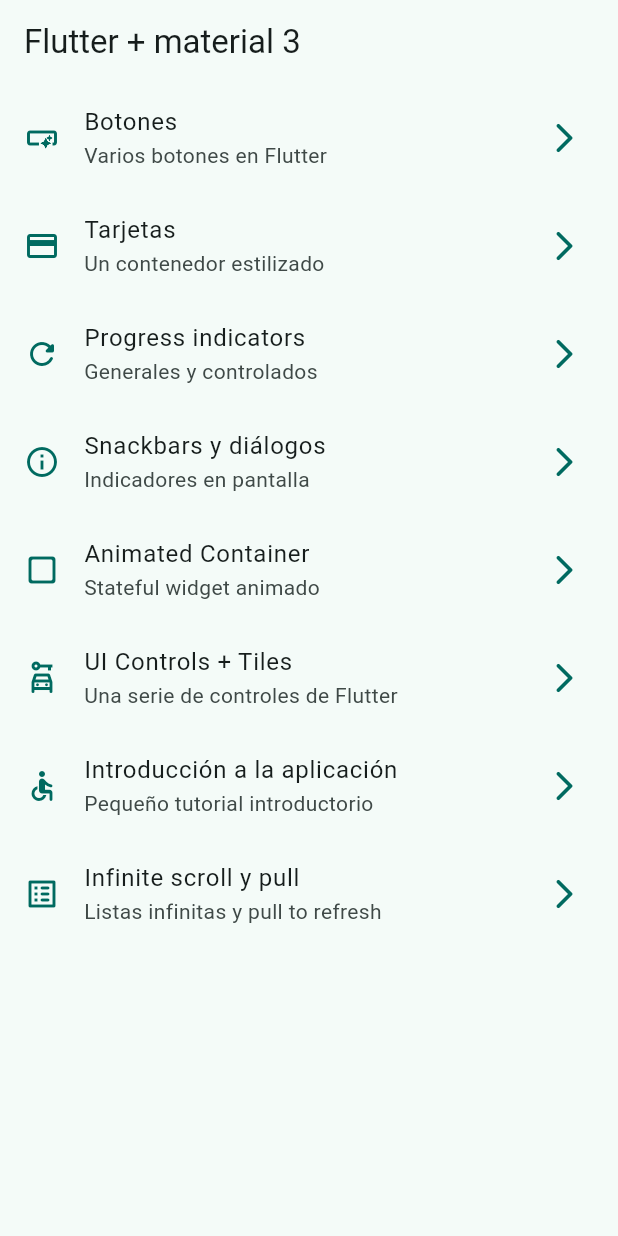
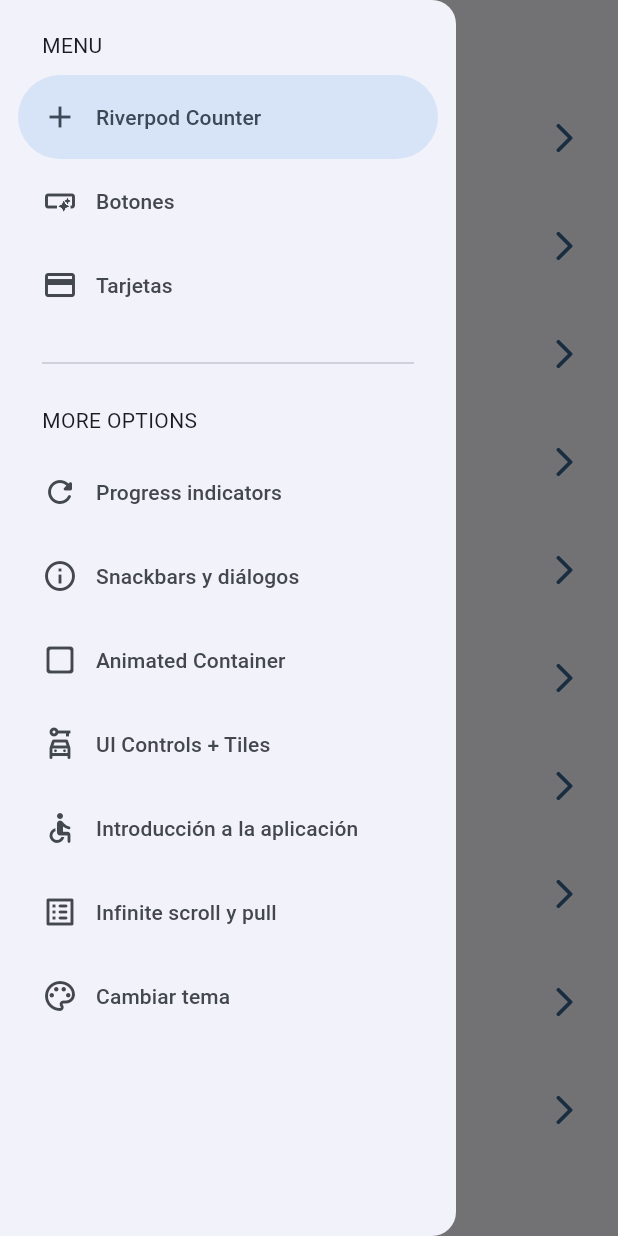
Before and after one commit to JaimeBenitez/flutter, a Flutter app: the screen it shows after launch, with the side drawer open (before the commit the screen has no drawer), on a phone screen of 412 x 824 dp. Run offline on Flutter 3.47's test engine with Material 3 defaults, Android fonts, the phone set to English and light mode, and no system bars; our stand-ins replace animate_do, dio, flutter_riverpod, go_router, video_player.

Commit message:
Seccion 11 - Riverpod

```diff
--- a/widgets_app/lib/config/menu/menu_items.dart
+++ b/widgets_app/lib/config/menu/menu_items.dart
@@ -14,7 +14,12 @@ class MenuItem {
 }
 
 const List<MenuItem>appMenuItems = <MenuItem>[
-
+    MenuItem(
+      title: 'Riverpod Counter',
+      subTitle: 'Introduccion a riverpod',
+      link: '/counter',
+      icon: Icons.add
+      ),
     MenuItem(
       title: 'Botones',
       subTitle: 'Varios botones en Flutter',
@@ -63,4 +68,11 @@ const List<MenuItem>appMenuItems = <MenuItem>[
       link: '/infinite',
       icon: Icons.list_alt_rounded
       ),
+      MenuItem(
+      title: 'Cambiar tema',
+      subTitle: 'Cambiar tema de la aplicación',
+      link: '/theme-changer',
+      icon: Icons.color_lens_outlined
+      ),
+
 ];
--- a/widgets_app/lib/config/router/app_router.dart
+++ b/widgets_app/lib/config/router/app_router.dart
@@ -51,5 +51,16 @@ final appRouter = GoRouter(
       name: InfiniteScrollScreen.name,
       builder: (context, state) => const InfiniteScrollScreen(),
     ),
+    GoRoute(
+      path: '/counter',
+      name: CounterScreen.name,
+      builder: (context, state) => const CounterScreen(),
+    ),
+    GoRoute(
+      path: '/theme-changer',
+      name: ThemeChangerScreen.name,
+      builder: (context, state) => const ThemeChangerScreen(),
+    ),
+
   ],
 );
--- a/widgets_app/lib/config/theme/theme.dart
+++ b/widgets_app/lib/config/theme/theme.dart
@@ -15,19 +15,25 @@ const colorList = <Color>[
 class AppTheme {
 
   final int selectedColor;
+  final bool isDarkMode;
 
   AppTheme({
-    this.selectedColor = 0
+    this.selectedColor = 0,
+    this.isDarkMode = false
   }): assert( selectedColor >= 0, 'Selected color must e greater than 0'),
   assert( selectedColor < colorList.length , 'Selected color must be less or equal than ${colorList.length - 1}');
 
 
   ThemeData getTheme() => ThemeData(
     useMaterial3: true,
+    brightness: isDarkMode ? Brightness.dark : Brightness.light,
     colorSchemeSeed: colorList[selectedColor],
     appBarTheme: const AppBarTheme(
       centerTitle: false
     )
   );
-
+  AppTheme copyWith({ int? selectedColor, bool? isDarkMode}) => AppTheme(
+    selectedColor: selectedColor ?? this.selectedColor,
+    isDarkMode: isDarkMode ?? this.isDarkMode
+  );
 }
--- a/widgets_app/lib/main.dart
+++ b/widgets_app/lib/main.dart
@@ -1,21 +1,29 @@
 import 'package:flutter/material.dart';
+import 'package:flutter_riverpod/flutter_riverpod.dart';
 import 'package:widgets_app/config/router/app_router.dart';
 import 'package:widgets_app/config/theme/theme.dart';
+import 'package:widgets_app/presentation/providers/theme_provider.dart';
 
 void main() {
-  runApp(const MainApp());
+  runApp(const ProviderScope(child: MainApp()));
 }
 
-class MainApp extends StatelessWidget {
+class MainApp extends ConsumerWidget {
   const MainApp({super.key});
 
   @override
-  Widget build(BuildContext context) {
+  Widget build(BuildContext context, ref) {
+
+    // final int colorSelected = ref.watch( selectedColorProvider );
+    // final isDarkMode = ref.watch( themeProvider );
+
+    final AppTheme appTheme = ref.watch( themeNotifierProvider);
+
     return MaterialApp.router(
       title: 'Flutter Widgets',
       routerConfig: appRouter,
       debugShowCheckedModeBanner: false,
-      theme: AppTheme(selectedColor: 1).getTheme(),
+      theme: appTheme.getTheme(),
     );
   }
 }
--- /dev/null
+++ b/widgets_app/lib/presentation/providers/counter_provider.dart
@@ -0,0 +1,3 @@
+import 'package:flutter_riverpod/flutter_riverpod.dart';
+
+final counterProvider = StateProvider((ref) => 5);
--- /dev/null
+++ b/widgets_app/lib/presentation/providers/theme_provider.dart
@@ -0,0 +1,33 @@
+import 'package:flutter_riverpod/flutter_riverpod.dart';
+import 'package:widgets_app/config/theme/theme.dart';
+
+final themeProvider = StateProvider((ref) => false);
+
+//Listado de colores inmutable
+
+final colorListProvider = Provider((ref) => colorList);
+
+final selectedColorProvider = StateProvider((ref) => 0);
+
+//Un objeo de tipo AppTheme (custom)
+
+final themeNotifierProvider = StateNotifierProvider<ThemeNotifier, AppTheme>(
+  (ref) => ThemeNotifier()
+  );
+
+//Controller o notifier
+class ThemeNotifier extends StateNotifier<AppTheme> {
+  //STATE = Estado = new AppTheme()
+  ThemeNotifier(): super( AppTheme() );
+
+  void toogleDarkMode(){
+    state = state.copyWith( isDarkMode: !state.isDarkMode);
+  }
+
+  void changeColorIndex( int colorIndex){
+    state = state.copyWith( selectedColor: colorIndex);
+  }
+
+
+
+}
--- a/widgets_app/lib/presentation/screens/home/home_screen.dart
+++ b/widgets_app/lib/presentation/screens/home/home_screen.dart
@@ -1,6 +1,7 @@
 import 'package:flutter/material.dart';
 import 'package:go_router/go_router.dart';
 import 'package:widgets_app/config/menu/menu_items.dart';
+import 'package:widgets_app/presentation/widgets/side_menu.dart';
 
 
 
@@ -12,11 +13,15 @@ class HomeScreen extends StatelessWidget {
 
   @override
   Widget build(BuildContext context) {
+
+    final scaffoldKey = GlobalKey<ScaffoldState>();
     return Scaffold(
+      key: scaffoldKey, //Esto es el ref del scaffold
       appBar: AppBar(
         title: const Text('Flutter + material 3'),
         ),
-      body: const _HomeView()
+      body: const _HomeView(),
+      drawer: SideMenu( scaffoldKey: scaffoldKey,),
     );
   }
 }
--- a/widgets_app/lib/presentation/screens/screens.dart
+++ b/widgets_app/lib/presentation/screens/screens.dart
@@ -2,8 +2,10 @@ export 'package:widgets_app/presentation/screens/animated/animated_screen.dart';
 export 'package:widgets_app/presentation/screens/app_tutorial/app_tutorial_screen.dart';
 export 'package:widgets_app/presentation/screens/buttons/buttons_screen.dart';
 export 'package:widgets_app/presentation/screens/cards/cards_screen.dart';
+export 'package:widgets_app/presentation/screens/counter/counter_screen.dart';
 export 'package:widgets_app/presentation/screens/home/home_screen.dart';
 export 'package:widgets_app/presentation/screens/infinite_scroll/infinite_scroll_screen.dart';
 export 'package:widgets_app/presentation/screens/progress/progress_screen.dart';
 export 'package:widgets_app/presentation/screens/snackbar/snackbar_screen.dart';
+export 'package:widgets_app/presentation/screens/theme_changer/therme_changer_screen.dart';
 export 'package:widgets_app/presentation/screens/ui_controls/ui_controls_screen.dart';
--- /dev/null
+++ b/widgets_app/lib/presentation/widgets/side_menu.dart
@@ -0,0 +1,64 @@
+import 'package:flutter/material.dart';
+import 'package:go_router/go_router.dart';
+import 'package:widgets_app/config/menu/menu_items.dart';
+
+class SideMenu extends StatefulWidget {
+
+  final GlobalKey<ScaffoldState> scaffoldKey;
+
+  const SideMenu({super.key, required this.scaffoldKey});
+
+  @override
+  State<SideMenu> createState() => _SideMenuState();
+}
+
+class _SideMenuState extends State<SideMenu> {
+
+  int navDrawerIndex = 0;
+
+  @override
+  Widget build(BuildContext context) {
+
+    final hasNotch = MediaQuery.of(context).viewPadding.top > 35;
+
+    return NavigationDrawer(
+      selectedIndex: navDrawerIndex,
+      onDestinationSelected: (value) {
+        setState(() {
+          navDrawerIndex = value;
+        });
+
+        final menuItem = appMenuItems[value];
+        context.push(menuItem.link);
+        widget.scaffoldKey.currentState?.closeDrawer();
+      },
+      children: [
+        Padding(
+          padding: EdgeInsets.fromLTRB(28,hasNotch ? 0 : 20,16,10),
+          child: const Text('MENU'),
+        ),
+        ...appMenuItems.sublist(0,3).map((item) => NavigationDrawerDestination(
+          icon: Icon(item.icon),
+          label: Text(item.title)
+          )
+        ),
+        const Padding(
+          padding: EdgeInsets.fromLTRB(28, 16, 28, 10),
+          child: Divider() ),
+
+        const Padding(
+          padding: EdgeInsets.fromLTRB(28, 10,16,10),
+          child: Text('MORE OPTIONS'),
+        ),
+        ...appMenuItems.sublist(3).map((item) => NavigationDrawerDestination(
+          icon: Icon(item.icon),
+          label: Text(item.title)
+          )
+        ),
+
+
+
+      ],
+    );
+  }
+}
--- a/widgets_app/pubspec.yaml
+++ b/widgets_app/pubspec.yaml
@@ -10,6 +10,7 @@ dependencies:
   animate_do: ^3.1.2
   flutter:
     sdk: flutter
+  flutter_riverpod: ^2.4.9
   go_router: ^12.1.1
 
 dev_dependencies:
```
Also changed, not shown: widgets_app/lib/presentation/screens/counter/counter_screen.dart (added, +39 -0 lines), widgets_app/lib/presentation/screens/theme_changer/therme_changer_screen.dart (added, +57 -0 lines), widgets_app/pubspec.lock.
